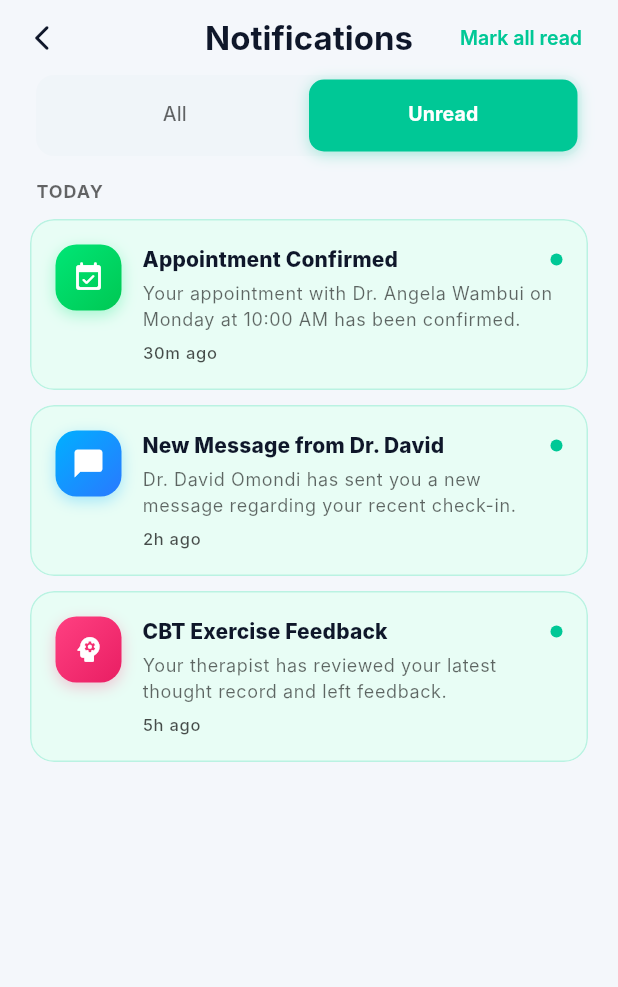
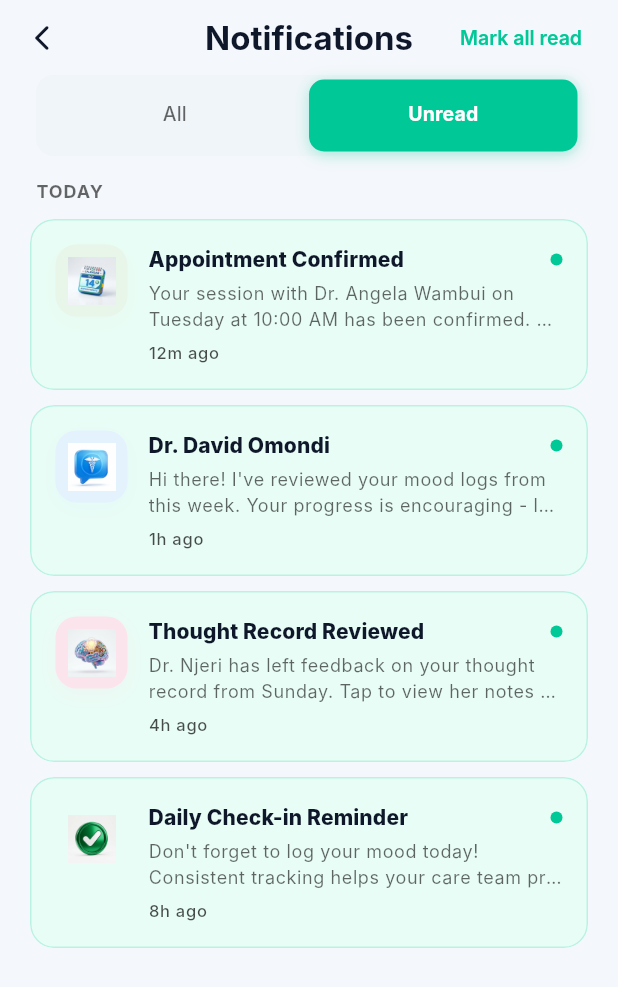
Before and after one commit to Ptl-Tech/Chiromo-app, a Flutter app: the NotificationsScreen screen opened by its route, tab 2 chosen, on a phone screen of 412 x 824 dp. Shown: the top 987 px of the screen. Run offline on Flutter 3.47's test engine with Material 3 defaults, Android fonts, the phone set to English and light mode, and no system bars; our stand-ins replace firebase_messaging, fl_chart, flutter_local_notifications, flutter_riverpod, go_router, image_picker and 4 more; accounts and stored records are empty; network calls fail; Roboto replaces fonts that are missing (Inter).

Commit message:
style: apply premium 3D assets to notifications, dynamic dummy data, and glassmorphic bottom navigation

```diff
--- a/lib/features/notifications/data/datasources/notification_remote_datasource.dart
+++ b/lib/features/notifications/data/datasources/notification_remote_datasource.dart
@@ -89,52 +89,76 @@ class NotificationRemoteDataSource {
     if (_cachedDummyNotifications != null) return _cachedDummyNotifications!;
 
     final now = DateTime.now();
+    final weekdays = ['Monday', 'Tuesday', 'Wednesday', 'Thursday', 'Friday', 'Saturday', 'Sunday'];
+    final tomorrow = now.add(const Duration(days: 1));
+    final tomorrowDay = weekdays[tomorrow.weekday - 1];
+
     _cachedDummyNotifications = [
       NotificationModel(
         id: 'notif-1',
         userId: 'demo',
         title: 'Appointment Confirmed',
-        body: 'Your appointment with Dr. Angela Wambui on Monday at 10:00 AM has been confirmed.',
+        body: 'Your session with Dr. Angela Wambui on $tomorrowDay at 10:00 AM has been confirmed. Please arrive 15 minutes early.',
         type: 'appointment_confirmed',
         isRead: false,
         metadata: {},
-        createdAt: now.subtract(const Duration(minutes: 30)),
+        createdAt: now.subtract(const Duration(minutes: 12)),
       ),
       NotificationModel(
         id: 'notif-2',
         userId: 'demo',
-        title: 'New Message from Dr. David',
-        body: 'Dr. David Omondi has sent you a new message regarding your recent check-in.',
+        title: 'Dr. David Omondi',
+        body: 'Hi there! I\'ve reviewed your mood logs from this week. Your progress is encouraging - let\'s discuss during our next session.',
         type: 'doctor_message',
         isRead: false,
         metadata: {},
-        createdAt: now.subtract(const Duration(hours: 2)),
+        createdAt: now.subtract(const Duration(hours: 1, minutes: 45)),
       ),
       NotificationModel(
         id: 'notif-3',
         userId: 'demo',
-        title: 'CBT Exercise Feedback',
-        body: 'Your therapist has reviewed your latest thought record and left feedback.',
+        title: 'Thought Record Reviewed',
+        body: 'Dr. Njeri has left feedback on your thought record from ${weekdays[(now.weekday - 2) % 7]}. Tap to view her notes and suggestions.',
         type: 'cbt_feedback',
         isRead: false,
         metadata: {},
-        createdAt: now.subtract(const Duration(hours: 5)),
+        createdAt: now.subtract(const Duration(hours: 4, minutes: 20)),
+      ),
+      NotificationModel(
+        id: 'notif-6',
+        userId: 'demo',
+        title: 'Daily Check-in Reminder',
+        body: 'Don\'t forget to log your mood today! Consistent tracking helps your care team provide better support.',
+        type: 'system',
+        isRead: false,
+        metadata: {},
+        createdAt: now.subtract(const Duration(hours: 8)),
       ),
       NotificationModel(
         id: 'notif-4',
         userId: 'demo',
-        title: 'Appointment Reminder',
-        body: 'Reminder: You have an appointment with Dr. Sarah Chen tomorrow at 2:00 PM.',
+        title: 'Upcoming Session',
+        body: 'Reminder: You have a therapy session with Dr. Sarah Chen $tomorrowDay at 2:00 PM. Prepare any topics you\'d like to discuss.',
         type: 'appointment_reminder',
         isRead: true,
         metadata: {},
-        createdAt: now.subtract(const Duration(days: 1)),
+        createdAt: now.subtract(const Duration(days: 1, hours: 3)),
+      ),
+      NotificationModel(
+        id: 'notif-7',
+        userId: 'demo',
+        title: 'New CBT Exercise Available',
+        body: 'A new behavioral activation worksheet has been assigned to you. Complete it before your next session for best results.',
+        type: 'cbt_feedback',
+        isRead: true,
+        metadata: {},
+        createdAt: now.subtract(const Duration(days: 1, hours: 8)),
       ),
       NotificationModel(
         id: 'notif-5',
         userId: 'demo',
         title: 'Welcome to Chiromo!',
-        body: 'Thank you for joining Chiromo Hospital Group. Start by booking your first appointment or exploring our CBT tools.',
+        body: 'Thank you for joining Chiromo Hospital Group. Start by booking your first appointment or exploring our CBT self-help tools.',
         type: 'system',
         isRead: true,
         metadata: {},
--- a/lib/features/notifications/presentation/screens/notifications_screen.dart
+++ b/lib/features/notifications/presentation/screens/notifications_screen.dart
@@ -350,31 +350,26 @@ class _NotificationCard extends StatelessWidget {
           child: Row(
             crossAxisAlignment: CrossAxisAlignment.start,
             children: [
-              // Icon
+              // 3D Icon
               Container(
-                width: 44,
-                height: 44,
+                width: 48,
+                height: 48,
                 decoration: BoxDecoration(
-                  gradient: LinearGradient(
-                    colors: _iconGradient(notification.type),
-                    begin: Alignment.topLeft,
-                    end: Alignment.bottomRight,
-                  ),
+                  color: _iconBgColor(notification.type),
                   borderRadius: BorderRadius.circular(14),
                   boxShadow: [
                     BoxShadow(
-                      color: _iconGradient(notification.type)
-                          .first
+                      color: _iconBgColor(notification.type)
                           .withValues(alpha: 0.3),
-                      blurRadius: 8,
-                      offset: const Offset(0, 3),
+                      blurRadius: 10,
+                      offset: const Offset(0, 4),
                     ),
                   ],
                 ),
-                child: Icon(
-                  _iconForType(notification.type),
-                  color: Colors.white,
-                  size: 22,
+                padding: const EdgeInsets.all(8),
+                child: Image.asset(
+                  _imageForType(notification.type),
+                  fit: BoxFit.contain,
                 ),
               ),
               const SizedBox(width: 14),
@@ -436,37 +431,36 @@ class _NotificationCard extends StatelessWidget {
     );
   }
 
-  IconData _iconForType(String type) {
+  String _imageForType(String type) {
     switch (type) {
       case 'appointment_confirmed':
-        return Icons.event_available_rounded;
       case 'appointment_reminder':
-        return Icons.access_time_filled_rounded;
+        return 'assets/images/notifications/appointment.png';
       case 'doctor_message':
-        return Icons.chat_bubble_rounded;
+        return 'assets/images/notifications/message.png';
       case 'cbt_feedback':
-        return Icons.psychology_rounded;
+        return 'assets/images/notifications/cbt.png';
       case 'system':
-        return Icons.info_rounded;
+        return 'assets/images/notifications/system.png';
       default:
-        return Icons.notifications_rounded;
+        return 'assets/images/notifications/system.png';
     }
   }
 
-  List<Color> _iconGradient(String type) {
+  Color _iconBgColor(String type) {
     switch (type) {
       case 'appointment_confirmed':
-        return [ChiromoColors.success, const Color(0xFF00C853)];
+        return const Color(0xFFE8F5E9);
       case 'appointment_reminder':
-        return [ChiromoColors.warning, ChiromoColors.goldDark];
+        return const Color(0xFFFFF3E0);
       case 'doctor_message':
-        return [ChiromoColors.info, const Color(0xFF2979FF)];
+        return const Color(0xFFE3F2FD);
       case 'cbt_feedback':
-        return [ChiromoColors.crimson, const Color(0xFFE91E63)];
+        return const Color(0xFFFCE4EC);
       case 'system':
-        return [ChiromoColors.primaryDark, ChiromoColors.primary];
+        return const Color(0xFFE8FDF5);
       default:
-        return [ChiromoColors.primary, ChiromoColors.primaryLight];
+        return const Color(0xFFE8FDF5);
     }
   }
 
```
Also changed, not shown: lib/theme/chiromo_theme.dart (+10 -6 lines), lib/widgets/layouts/app_shell.dart (+40 -16 lines).
